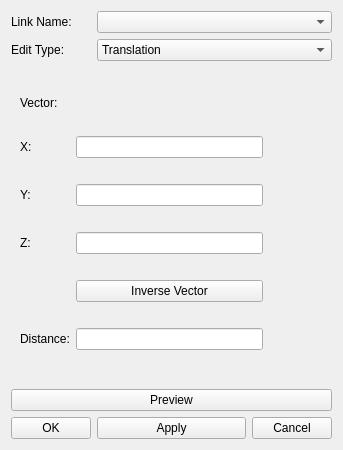
Qt form dialog/EditLocationWidget.ui (Das-Lieber/Simulator) before a commit.
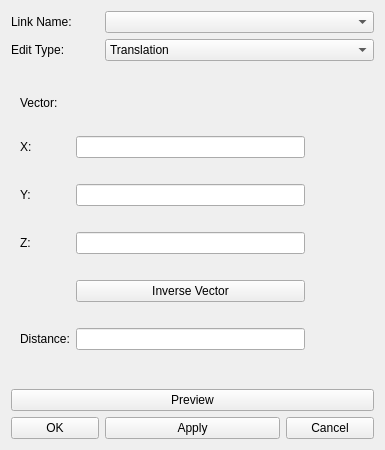
The same form after that commit.

Patch:
```diff
--- a/dialog/EditLocationWidget.ui
+++ b/dialog/EditLocationWidget.ui
@@ -6,7 +6,7 @@
    <rect>
     <x>0</x>
     <y>0</y>
-    <width>343</width>
+    <width>385</width>
     <height>450</height>
    </rect>
   </property>
```
